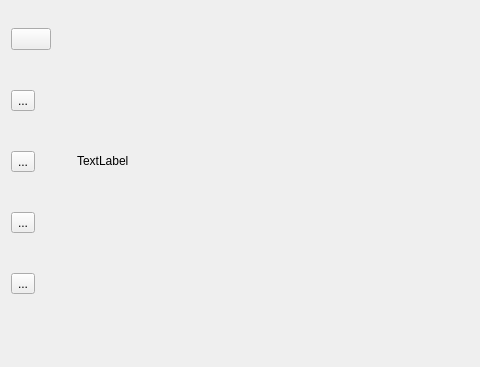
Old version of the form FileManagement/FileManagement.ui in the repository hhyvs111/FileManagement; both pictures show x 0 to 480 and y 209 to 576 of the 824 by 576 pixel window.
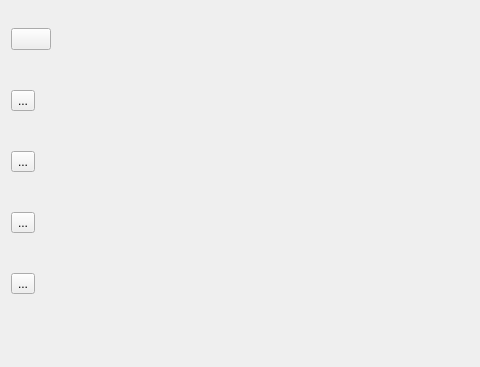
New version of the form.

```diff
--- a/FileManagement/FileManagement.ui
+++ b/FileManagement/FileManagement.ui
@@ -269,11 +269,17 @@
        </layout>
       </item>
       <item>
-       <widget class="QLabel" name="photoLabel">
-        <property name="text">
-         <string>TextLabel</string>
+       <spacer name="horizontalSpacer_3">
+        <property name="orientation">
+         <enum>Qt::Horizontal</enum>
         </property>
-       </widget>
+        <property name="sizeHint" stdset="0">
+         <size>
+          <width>40</width>
+          <height>20</height>
+         </size>
+        </property>
+       </spacer>
       </item>
      </layout>
     </item>
```
Left out of the diff: 17 changed lines with no effect on the pictures.
